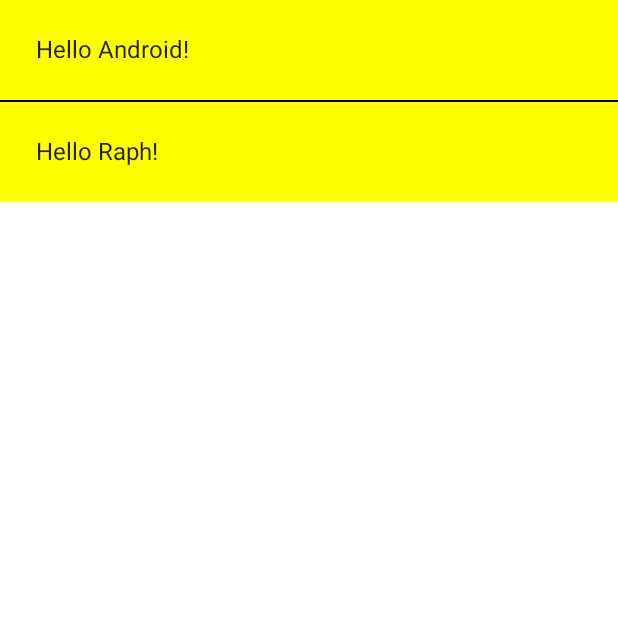
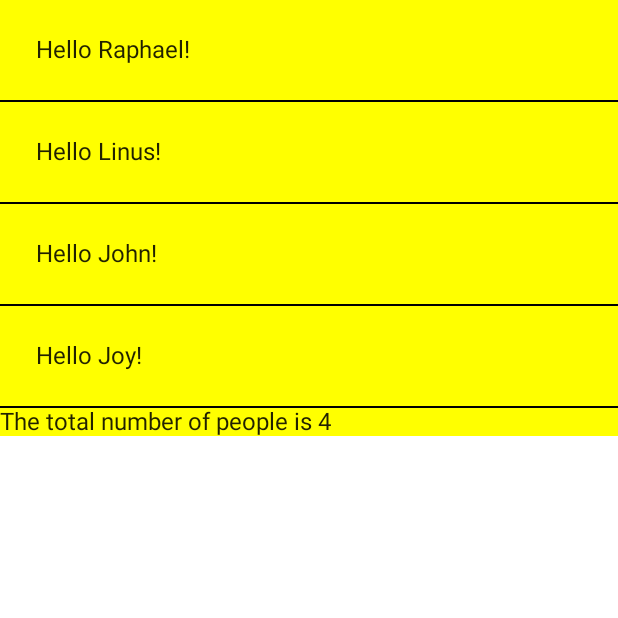
Before and after one commit to RaphaelNdonga/JetpackComposeCodelabs, an Android app built with Jetpack Compose: the screen it shows after launch (MainActivity), on a phone screen of 412 x 824 dp, the top half of it. Run offline under Robolectric (Android 15) with nearby library versions, the phone set to English and light mode, and no system bars.

Commit message:
Using Kotlin's powerful features to create UI

```diff
--- a/app/src/main/java/com/example/jetpackcomposecodelbabs/MainActivity.kt
+++ b/app/src/main/java/com/example/jetpackcomposecodelbabs/MainActivity.kt
@@ -68,11 +68,13 @@ fun ScreenPreview(){
 }
 
 @Composable
-fun MyScreenContent(){
+fun MyScreenContent(nameList:List<String> = listOf("Raphael","Linus","John","Joy")){
     Column{
-        Greeting(name = "Android")
-        Divider(color = Color.Black)
-        Greeting(name = "Raph")
+        for(name in nameList){
+            Greeting(name = name)
+            Divider(color = Color.Black)
+        }
+        Text("The total number of people is ${nameList.size}")
     }
 
 }
```
